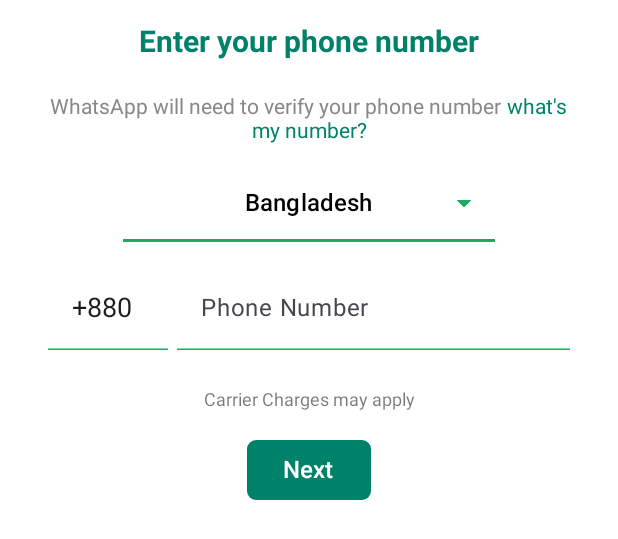
After one commit to ahemon369/WhatsApp-Clone, an Android app built with Jetpack Compose: the @Preview function UserRegistrationActivity, on a phone screen of 412 x 824 dp. The commit adds this screen. Shown: the top 539 px of the screen. Run offline under Robolectric (Android 15) with nearby library versions, the phone set to English and light mode, and no system bars.

Commit message:
initial Commit

```diff
--- a/app/src/main/AndroidManifest.xml
+++ b/app/src/main/AndroidManifest.xml
@@ -13,6 +13,9 @@
         android:theme="@style/Theme.WhatsAppClone"
         tools:targetApi="31" >
         <activity
+            android:name=".presentation.homescreen.MainActivity"
+            android:exported="false" />
+        <activity
             android:name=".MainActivity"
             android:exported="true"
             android:label="@string/app_name"
--- a/app/src/main/java/com/ahemon/whatsapp_clone/MainActivity.kt
+++ b/app/src/main/java/com/ahemon/whatsappclone/MainActivity.kt
@@ -1,4 +1,4 @@
-package com.ahemon.whatsapp_clone
+package com.ahemon.whatsappclone
 
 import android.os.Bundle
 import androidx.activity.ComponentActivity
@@ -11,7 +11,7 @@ import androidx.compose.material3.Text
 import androidx.compose.runtime.Composable
 import androidx.compose.ui.Modifier
 import androidx.compose.ui.tooling.preview.Preview
-import com.ahemon.whatsapp_clone.ui.theme.WhatsAppCloneTheme
+import com.ahemon.whatsappclone.ui.theme.WhatsAppCloneTheme
 
 class MainActivity : ComponentActivity() {
     override fun onCreate(savedInstanceState: Bundle?) {
--- /dev/null
+++ b/app/src/main/java/com/ahemon/whatsappclone/presentation/userregistrationscreen/UserRegistrationActivity.kt
@@ -0,0 +1,203 @@
+package com.ahemon.whatsappclone.presentation.userregistrationscreen
+
+import androidx.compose.foundation.layout.Box
+import androidx.compose.foundation.layout.Column
+import androidx.compose.foundation.layout.Row
+import androidx.compose.foundation.layout.Spacer
+import androidx.compose.foundation.layout.fillMaxSize
+import androidx.compose.foundation.layout.fillMaxWidth
+import androidx.compose.foundation.layout.height
+import androidx.compose.foundation.layout.padding
+import androidx.compose.foundation.layout.width
+import androidx.compose.foundation.shape.RoundedCornerShape
+import androidx.compose.material.icons.Icons
+import androidx.compose.material.icons.filled.ArrowDropDown
+import androidx.compose.material3.Button
+import androidx.compose.material3.ButtonDefaults
+import androidx.compose.material3.DropdownMenu
+import androidx.compose.material3.DropdownMenuItem
+import androidx.compose.material3.HorizontalDivider
+import androidx.compose.material3.Icon
+import androidx.compose.material3.LocalTextStyle
+import androidx.compose.material3.MaterialTheme
+import androidx.compose.material3.Text
+import androidx.compose.material3.TextButton
+import androidx.compose.material3.TextField
+import androidx.compose.material3.TextFieldDefaults
+import androidx.compose.runtime.Composable
+import androidx.compose.runtime.getValue
+import androidx.compose.runtime.mutableStateMapOf
+import androidx.compose.runtime.mutableStateOf
+import androidx.compose.runtime.remember
+import androidx.compose.runtime.setValue
+import androidx.compose.ui.Alignment
+import androidx.compose.ui.Modifier
+import androidx.compose.ui.graphics.Color
+import androidx.compose.ui.res.colorResource
+import androidx.compose.ui.text.font.FontWeight
+import androidx.compose.ui.tooling.preview.Preview
+import androidx.compose.ui.unit.dp
+import androidx.compose.ui.unit.sp
+import com.ahemon.whatsappclone.R
+
+@Composable
+@Preview(showSystemUi = true)
+fun UserRegistrationActivity() {
+
+    var expanded by remember {
+        mutableStateOf(false)
+    }
+
+    var selectedCountry by remember {
+        mutableStateOf("Bangladesh")
+    }
+
+    var countryCode by remember {
+        mutableStateOf("+880")
+    }
+
+    var phoneNumber by remember {
+        mutableStateOf("")
+    }
+
+    Column(
+        modifier = Modifier
+            .fillMaxSize()
+            .padding(16.dp),
+        horizontalAlignment = Alignment.CenterHorizontally
+    ) {
+
+        Text(
+            text = "Enter your phone number",
+            fontSize = 20.sp,
+            color = colorResource(id = R.color.dark_green),
+            fontWeight = FontWeight.Bold
+        )
+
+        Spacer(modifier = Modifier.height(24.dp))
+
+        Row {
+            Text(text = "WhatsApp will need to verify your phone number", color = Color.Gray)
+
+            Spacer(modifier = Modifier.width(4.dp))
+
+            Text(text = "what's", color = colorResource(R.color.dark_green))
+        }
+
+        Text(text = "my number?", color = colorResource(R.color.dark_green))
+
+        Spacer(modifier = Modifier.height(16.dp))
+
+        TextButton(onClick = { expanded = true }, modifier = Modifier.fillMaxWidth()) {
+
+            Box(modifier = Modifier.width(230.dp)) {
+
+                Text(
+                    text = selectedCountry,
+                    modifier = Modifier.align(Alignment.Center),
+                    fontSize = 16.sp,
+                    color = Color.Black
+                )
+
+                Icon(
+                    imageVector = Icons.Default.ArrowDropDown,
+                    contentDescription = null,
+                    modifier = Modifier.align(Alignment.CenterEnd),
+                    tint = colorResource(R.color.light_green)
+                )
+            }
+        }
+
+        HorizontalDivider(
+            modifier = Modifier.padding(horizontal = 66.dp),
+            thickness = 2.dp,
+            color = colorResource(id = R.color.light_green)
+        )
+
+        DropdownMenu(expanded = expanded, onDismissRequest = { expanded = false }, modifier = Modifier.fillMaxWidth()) {
+
+            listOf(
+                "Bangladesh",
+                "India",
+                "USA",
+                "UK",
+                "Saudi Arabia",
+                "Pakistan"
+            ).forEach { country ->
+
+                DropdownMenuItem(text = { Text(text = country) }, onClick = {
+                    selectedCountry = country
+                    expanded = false
+                })
+
+            }
+        }
+
+
+        Column(
+            modifier = Modifier
+                .fillMaxWidth()
+                .padding(16.dp),
+            horizontalAlignment = Alignment.CenterHorizontally
+
+        ) {
+
+            Row {
+
+                TextField(
+                    value = countryCode,
+                    onValueChange = {
+                        countryCode = it
+
+                    },
+                    modifier = Modifier.width(80.dp),
+                    singleLine = true,
+                    textStyle = LocalTextStyle.current.copy(fontSize = 18.sp),
+                    colors = TextFieldDefaults.colors(
+                        unfocusedContainerColor = Color.Transparent,
+                        focusedContainerColor = Color.Transparent,
+
+                        unfocusedIndicatorColor = colorResource(id = R.color.light_green),
+                        focusedIndicatorColor = colorResource(id = R.color.light_green)
+
+                    )
+                )
+
+                Spacer(modifier = Modifier.width(6.dp))
+
+                TextField(
+                    value = phoneNumber,
+                    onValueChange = {
+                        phoneNumber = it
+                    },
+                    placeholder = { Text(text = "Phone Number") },
+                    singleLine = true,
+                    colors = TextFieldDefaults.colors(
+                        unfocusedContainerColor = Color.Transparent,
+                        focusedContainerColor = Color.Transparent,
+                        focusedIndicatorColor = colorResource(id = R.color.light_green),
+                        unfocusedIndicatorColor = colorResource(id = R.color.light_green)
+                    )
+                )
+            }
+
+            Spacer(modifier = Modifier.height(26.dp))
+            Text(
+                text = "Carrier Charges may apply",
+                fontSize = 12.sp,
+                color = MaterialTheme.colorScheme.onSurface.copy(alpha = 0.6f)
+            )
+
+            Spacer(modifier = Modifier.height(16.dp))
+
+            Button(
+                onClick = {},
+                shape = RoundedCornerShape(6.dp),
+                colors = ButtonDefaults.buttonColors(containerColor = colorResource(id = R.color.dark_green)))
+            {
+                Text(text = "Next", fontSize = 16.sp)
+
+            }
+        }
+    }
+}
--- a/app/src/main/java/com/ahemon/whatsapp_clone/ui/theme/Color.kt
+++ b/app/src/main/java/com/ahemon/whatsappclone/ui/theme/Color.kt
@@ -1,4 +1,4 @@
-package com.ahemon.whatsapp_clone.ui.theme
+package com.ahemon.whatsappclone.ui.theme
 
 import androidx.compose.ui.graphics.Color
 
--- a/app/src/main/java/com/ahemon/whatsapp_clone/ui/theme/Theme.kt
+++ b/app/src/main/java/com/ahemon/whatsappclone/ui/theme/Theme.kt
@@ -1,6 +1,5 @@
-package com.ahemon.whatsapp_clone.ui.theme
+package com.ahemon.whatsappclone.ui.theme
 
-import android.app.Activity
 import android.os.Build
 import androidx.compose.foundation.isSystemInDarkTheme
 import androidx.compose.material3.MaterialTheme
--- a/app/src/main/java/com/ahemon/whatsapp_clone/ui/theme/Type.kt
+++ b/app/src/main/java/com/ahemon/whatsappclone/ui/theme/Type.kt
@@ -1,4 +1,4 @@
-package com.ahemon.whatsapp_clone.ui.theme
+package com.ahemon.whatsappclone.ui.theme
 
 import androidx.compose.material3.Typography
 import androidx.compose.ui.text.TextStyle
--- a/app/src/main/res/values/colors.xml
+++ b/app/src/main/res/values/colors.xml
@@ -7,4 +7,7 @@
     <color name="teal_700">#FF018786</color>
     <color name="black">#FF000000</color>
     <color name="white">#FFFFFFFF</color>
+
+    <color name="light_green">#19ab60</color>
+    <color name="dark_green">#008169</color>
 </resources>
```
Also changed, not shown: app/build.gradle.kts (+6 -2 lines), app/src/main/java/com/ahemon/whatsappclone/presentation/homescreen/HomeActivity.kt (added, +81 -0 lines), app/src/main/java/com/ahemon/whatsappclone/presentation/splashscreen/SplashScreen.kt (added, +54 -0 lines), app/src/main/java/com/ahemon/whatsappclone/presentation/welcomescreen/WelcomeScreen.kt (added, +83 -0 lines), app/src/main/res/layout/activity_main.xml (added, +11 -0 lines), gradle/libs.versions.toml (+8 -0 lines), 5 other files.
